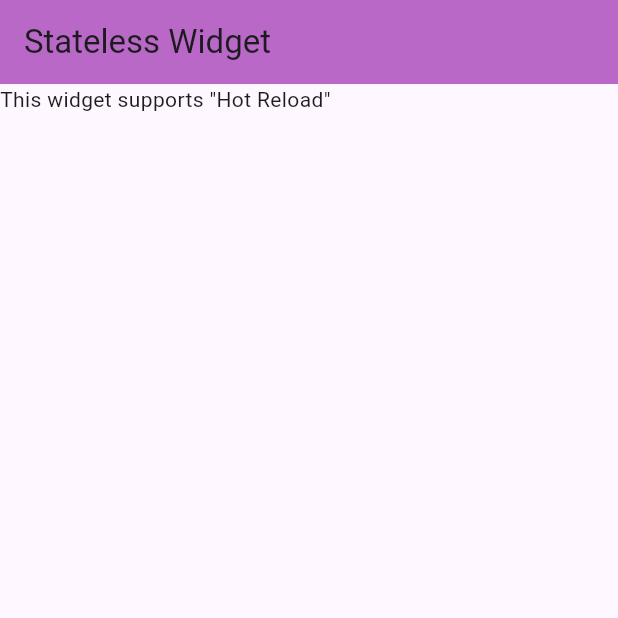
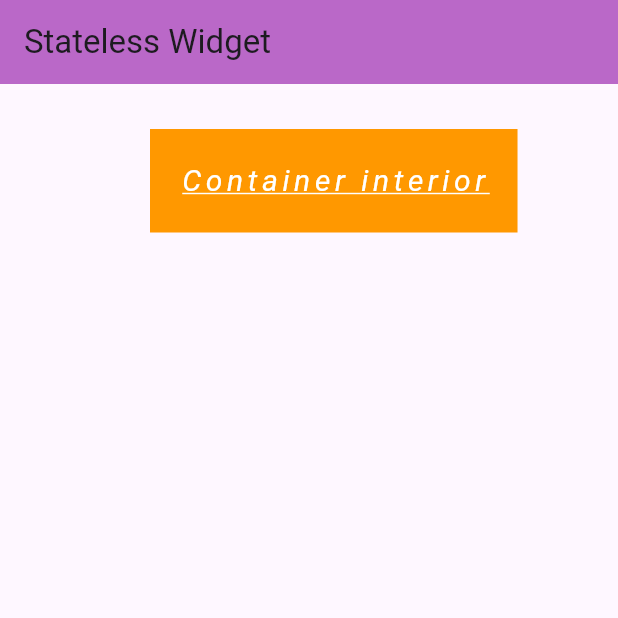
Before and after one commit to psaraviaq/libraries-and-frameworks, a Flutter app: the screen it shows after launch, on a phone screen of 412 x 824 dp, the top half of it. Run offline on Flutter 3.47's test engine with Material 3 defaults, Android fonts, the phone set to English and light mode, and no system bars.

Commit message:
add Container

```diff
--- a/dart/flutter/first_app/lib/main.dart
+++ b/dart/flutter/first_app/lib/main.dart
@@ -53,6 +53,29 @@ class Home extends StatelessWidget {
   //* The "build" method enables "Hot Reload", which rebuilds the widget when it changes
   Widget build(BuildContext context) {
     //* Just replace the return value with the widget you want to display
-    return const Text("This widget supports \"Hot Reload\"");
+    // return const Text("This widget supports \"Hot Reload\"");
+    //* You could also wrap your widget with a "Container"
+    //* This allows you to add padding, margin, color, etc.
+    //! The widget takes all the available space when no child is provided
+    //* But when a child is provided, it takes the size of the child, it's still modifiable though
+    return Container(
+      color: Colors.orange,
+      padding: const EdgeInsets.all(20),
+      margin: const EdgeInsets.fromLTRB(100, 30, 0, 0),
+      // height: 150,
+      // width: 150,
+      //* The "child" property sets the widget that will be displayed inside the container
+      //* The "Text" widget can take a "style" property to give to its content
+      child: const Text("Container interior", style: TextStyle(
+        color: Colors.white,
+        fontSize: 20,
+        fontStyle: FontStyle.italic,
+        letterSpacing: 3,
+        decoration: TextDecoration.underline,
+        decorationColor: Colors.white,
+      )),
+    );
+    //* The widgets can take different properties to modify their appearance
+    //! Some require a special class with specific fields or methods
   }
 }
```
